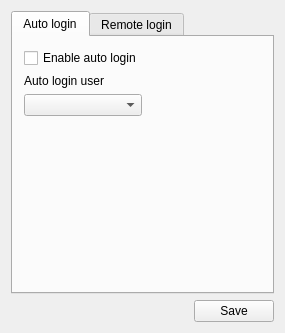
trueos/pcbsd, file src-qt4/pc-dmconf/mainwindow.ui: the form before one commit.
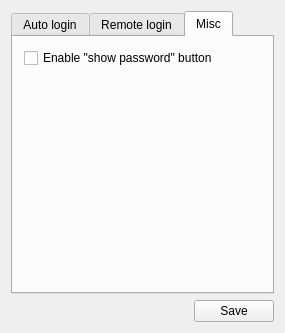
The form after the commit. The open tabs and pages were chosen to show the change. Icons and pictures are not drawn.

Commit message: Add option to pc-dmconf to enable / disable show password function

The edit to the form file:
```diff
--- a/src-qt4/pc-dmconf/mainwindow.ui
+++ b/src-qt4/pc-dmconf/mainwindow.ui
@@ -114,6 +114,33 @@
         </item>
        </layout>
       </widget>
+      <widget class="QWidget" name="tab_3">
+       <attribute name="title">
+        <string>Misc</string>
+       </attribute>
+       <layout class="QGridLayout" name="gridLayout">
+        <item row="0" column="0">
+         <widget class="QCheckBox" name="checkShowPW">
+          <property name="text">
+           <string>Enable &quot;show password&quot; button</string>
+          </property>
+         </widget>
+        </item>
+        <item row="1" column="0">
+         <spacer name="verticalSpacer_2">
+          <property name="orientation">
+           <enum>Qt::Vertical</enum>
+          </property>
+          <property name="sizeHint" stdset="0">
+           <size>
+            <width>20</width>
+            <height>224</height>
+           </size>
+          </property>
+         </spacer>
+        </item>
+       </layout>
+      </widget>
      </widget>
     </item>
     <item>
```
The commit also changes 3 other files.
